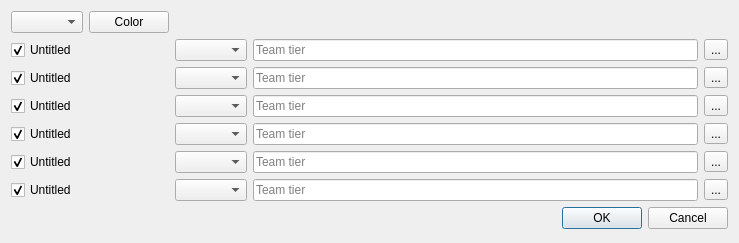
Above: src/Teambuilder/loadwindow.ui from po-devs/pokemon-online before the change. Below: the same form after it.
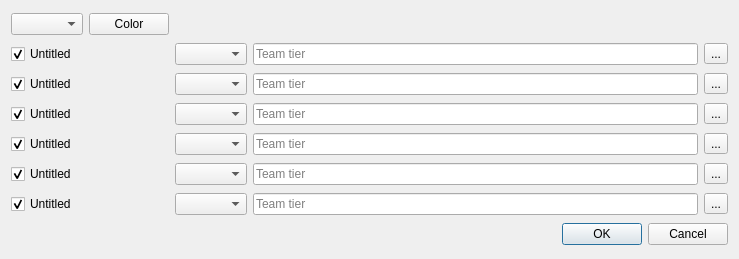
That is the form after the change. Custom widgets are drawn as their Qt base class.

```diff
--- a/src/Teambuilder/loadwindow.ui
+++ b/src/Teambuilder/loadwindow.ui
@@ -7,7 +7,7 @@
     <x>0</x>
     <y>0</y>
     <width>739</width>
-    <height>243</height>
+    <height>259</height>
    </rect>
   </property>
   <property name="windowTitle">
```
Left out of the diff: 18 changed lines with no effect on the pictures.
